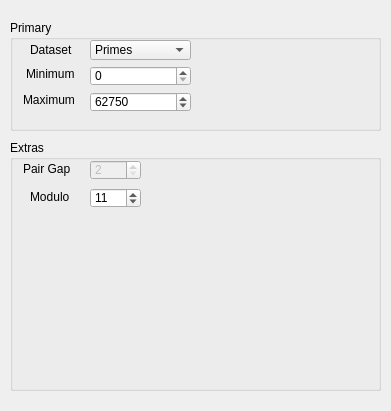
Above: ui_files/forms/cloud.ui from fxcqz/Primes before the change. Below: the same form after it.
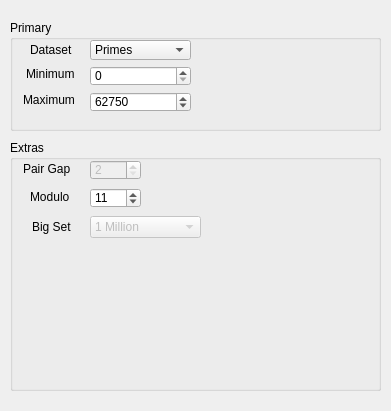
That is the form after the change.

Commit message: added a big data visualisation (1-10 mil primes) for the cloud visualisation only, and made some ui tweaks

The edit to the form file:
```diff
--- a/ui_files/forms/cloud.ui
+++ b/ui_files/forms/cloud.ui
@@ -202,6 +202,52 @@
      <string>Modulo</string>
     </property>
    </widget>
+   <widget class="QLabel" name="label_6">
+    <property name="geometry">
+     <rect>
+      <x>22</x>
+      <y>80</y>
+      <width>57</width>
+      <height>14</height>
+     </rect>
+    </property>
+    <property name="text">
+     <string>Big Set</string>
+    </property>
+   </widget>
+   <widget class="QComboBox" name="big_data">
+    <property name="enabled">
+     <bool>false</bool>
+    </property>
+    <property name="geometry">
+     <rect>
+      <x>80</x>
+      <y>76</y>
+      <width>111</width>
+      <height>22</height>
+     </rect>
+    </property>
+    <item>
+     <property name="text">
+      <string>1 Million</string>
+     </property>
+    </item>
+    <item>
+     <property name="text">
+      <string>2 Million</string>
+     </property>
+    </item>
+    <item>
+     <property name="text">
+      <string>5 Million</string>
+     </property>
+    </item>
+    <item>
+     <property name="text">
+      <string>10 Million</string>
+     </property>
+    </item>
+   </widget>
   </widget>
  </widget>
  <resources/>
```
Left out of the diff: 5 changed lines with no effect on the pictures. The commit also changes 9 other files.
